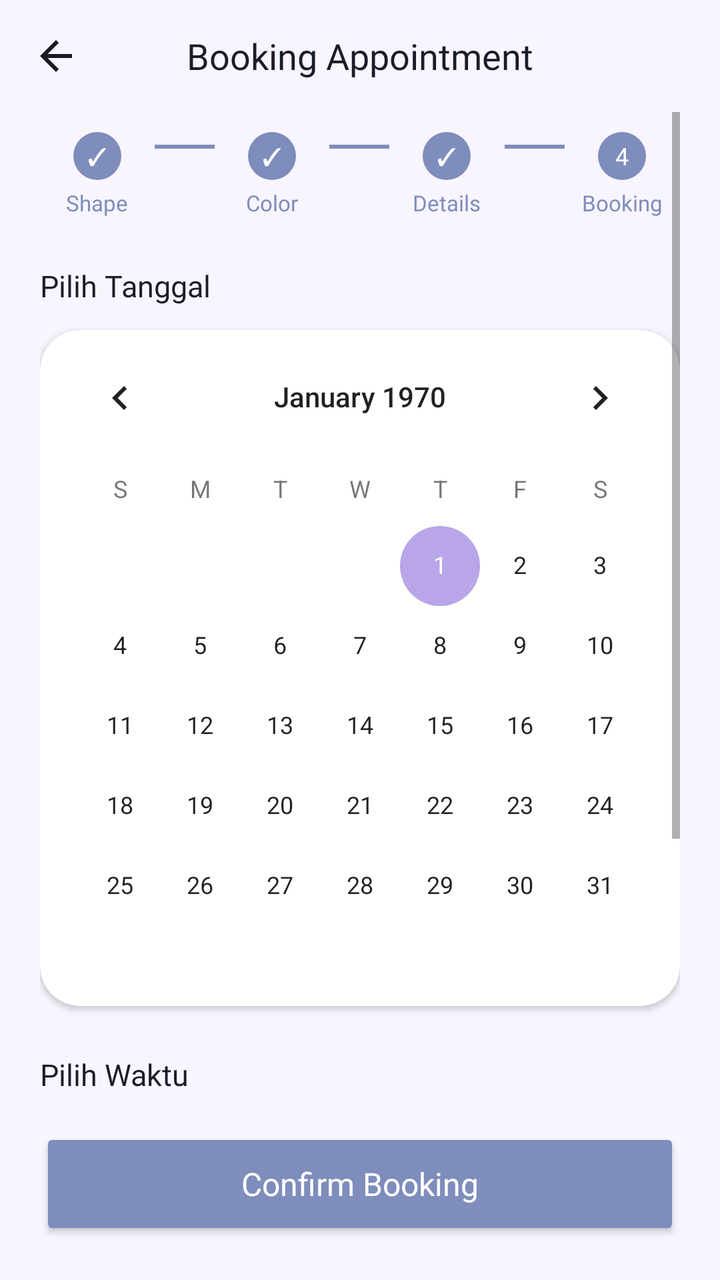
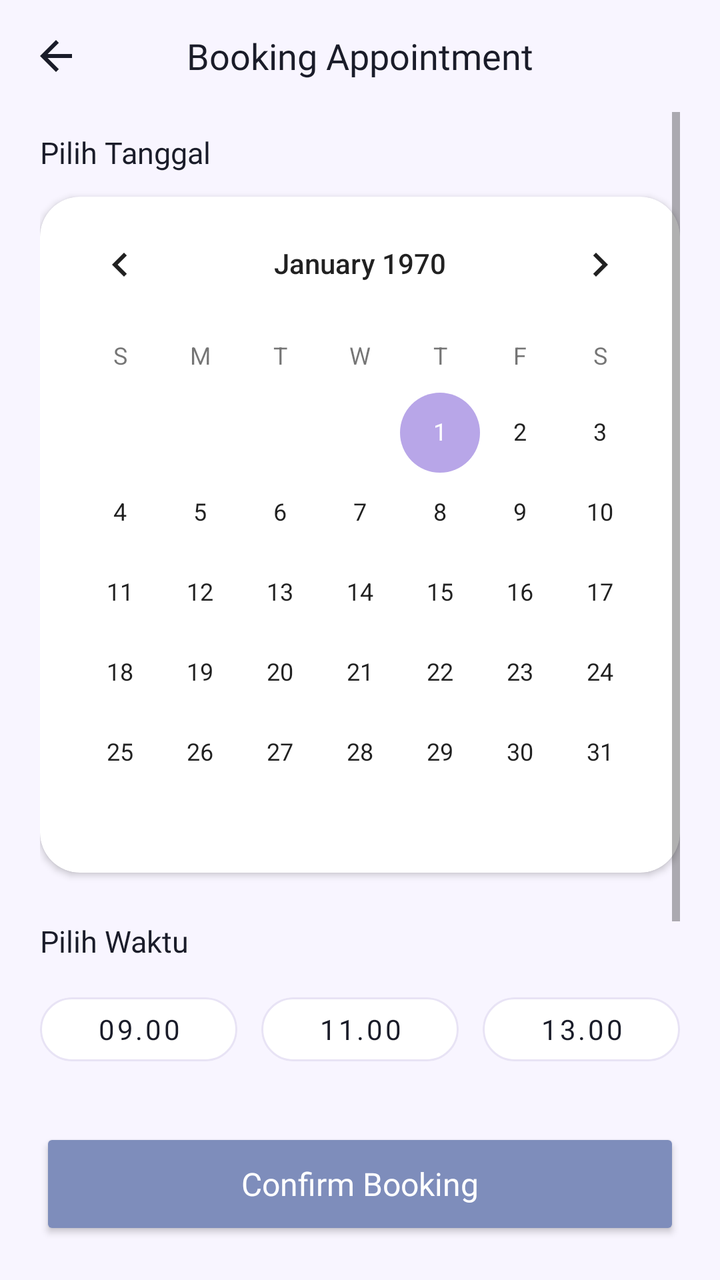

Two renders of the same Android screen: before a commit and after it. Below are the layout's source before the change and the commit's diff.
<!-- AndroidManifest.xml: application theme Theme.Nailzbynutz -->
<!-- res/layout/activity_booking_appointment.xml -->
<?xml version="1.0" encoding="utf-8"?>
<RelativeLayout xmlns:android="http://schemas.android.com/apk/res/android"
    xmlns:app="http://schemas.android.com/apk/res-auto"
    android:layout_width="match_parent"
    android:layout_height="match_parent"
    android:background="@color/background_primary">

    <RelativeLayout
        android:id="@+id/layout_top_bar"
        android:layout_width="match_parent"
        android:layout_height="56dp"
        android:paddingHorizontal="16dp">
        <ImageView
            android:id="@+id/btnBack"
            android:layout_width="24dp"
            android:layout_height="24dp"
            android:layout_centerVertical="true"
            android:src="@drawable/ic_back"
            app:tint="@color/text_primary" />
        <TextView
            android:layout_width="wrap_content"
            android:layout_height="wrap_content"
            android:layout_centerInParent="true"
            android:text="Booking Appointment"
            android:textSize="18sp"
            android:fontFamily="@font/fredoka_bold"
            android:textColor="@color/text_primary" />
    </RelativeLayout>

    <ScrollView
        android:layout_width="match_parent"
        android:layout_height="match_parent"
        android:layout_below="@id/layout_top_bar"
        android:layout_above="@+id/btnNextBooking"
        android:paddingHorizontal="20dp"
        android:clipToPadding="false">

        <LinearLayout
            android:layout_width="match_parent"
            android:layout_height="wrap_content"
            android:orientation="vertical"
            android:paddingBottom="20dp">

            
            <LinearLayout
                android:layout_width="match_parent"
                android:layout_height="wrap_content"
                android:orientation="horizontal"
                android:gravity="center"
                android:layout_marginTop="10dp"
                android:layout_marginBottom="24dp">
                <LinearLayout android:layout_width="0dp" android:layout_height="wrap_content" android:layout_weight="1" android:orientation="vertical" android:gravity="center">
                    <TextView android:layout_width="24dp" android:layout_height="24dp" android:background="@drawable/bg_circle_color" android:backgroundTint="@color/lavender_dark" android:text="✓" android:textColor="@color/white" android:gravity="center" android:fontFamily="@font/poppins_bold" android:textSize="12sp"/>
                    <TextView android:layout_width="wrap_content" android:layout_height="wrap_content" android:text="Shape" android:textColor="@color/lavender_dark" android:textSize="11sp" android:fontFamily="@font/poppins_medium" android:layout_marginTop="4dp"/>
                </LinearLayout>
                <View android:layout_width="30dp" android:layout_height="2dp" android:background="@color/lavender_dark" android:layout_marginBottom="14dp"/>
                <LinearLayout android:layout_width="0dp" android:layout_height="wrap_content" android:layout_weight="1" android:orientation="vertical" android:gravity="center">
                    <TextView android:layout_width="24dp" android:layout_height="24dp" android:background="@drawable/bg_circle_color" android:backgroundTint="@color/lavender_dark" android:text="✓" android:textColor="@color/white" android:gravity="center" android:fontFamily="@font/poppins_bold" android:textSize="12sp"/>
                    <TextView android:layout_width="wrap_content" android:layout_height="wrap_content" android:text="Color" android:textColor="@color/lavender_dark" android:textSize="11sp" android:fontFamily="@font/poppins_medium" android:layout_marginTop="4dp"/>
                </LinearLayout>
                <View android:layout_width="30dp" android:layout_height="2dp" android:background="@color/lavender_dark" android:layout_marginBottom="14dp"/>
                <LinearLayout android:layout_width="0dp" android:layout_height="wrap_content" android:layout_weight="1" android:orientation="vertical" android:gravity="center">
                    <TextView android:layout_width="24dp" android:layout_height="24dp" android:background="@drawable/bg_circle_color" android:backgroundTint="@color/lavender_dark" android:text="✓" android:textColor="@color/white" android:gravity="center" android:fontFamily="@font/poppins_bold" android:textSize="12sp"/>
                    <TextView android:layout_width="wrap_content" android:layout_height="wrap_content" android:text="Details" android:textColor="@color/lavender_dark" android:textSize="11sp" android:fontFamily="@font/poppins_medium" android:layout_marginTop="4dp"/>
                </LinearLayout>
                <View android:layout_width="30dp" android:layout_height="2dp" android:background="@color/lavender_dark" android:layout_marginBottom="14dp"/>
                <LinearLayout android:layout_width="0dp" android:layout_height="wrap_content" android:layout_weight="1" android:orientation="vertical" android:gravity="center">
                    <TextView android:layout_width="24dp" android:layout_height="24dp" android:background="@drawable/bg_circle_color" android:backgroundTint="@color/lavender_dark" android:text="4" android:textColor="@color/white" android:gravity="center" android:fontFamily="@font/poppins_bold" android:textSize="12sp"/>
                    <TextView android:layout_width="wrap_content" android:layout_height="wrap_content" android:text="Booking" android:textColor="@color/lavender_dark" android:textSize="11sp" android:fontFamily="@font/poppins_bold" android:layout_marginTop="4dp"/>
                </LinearLayout>
            </LinearLayout>

            
            <TextView android:layout_width="wrap_content" android:layout_height="wrap_content" android:text="Pilih Tanggal" android:fontFamily="@font/poppins_bold" android:textColor="@color/text_primary" android:textSize="15sp" android:layout_marginBottom="12dp"/>
            <androidx.cardview.widget.CardView
                android:layout_width="match_parent"
                android:layout_height="wrap_content"
                android:layout_marginBottom="24dp"
                app:cardCornerRadius="20dp"
                app:cardElevation="2dp"
                app:cardBackgroundColor="@color/background_card">
                <CalendarView
                    android:id="@+id/calendarView"
                    android:layout_width="match_parent"
                    android:layout_height="wrap_content"
                    android:theme="@style/ThemeOverlay.AppCompat.Light" />
            </androidx.cardview.widget.CardView>

            
            <TextView android:layout_width="wrap_content" android:layout_height="wrap_content" android:text="Pilih Waktu" android:fontFamily="@font/poppins_bold" android:textColor="@color/text_primary" android:textSize="15sp" android:layout_marginBottom="12dp"/>
            <LinearLayout
                android:layout_width="match_parent"
                android:layout_height="wrap_content"
                android:orientation="vertical"
                android:layout_marginBottom="32dp">

                <LinearLayout android:layout_width="match_parent" android:layout_height="wrap_content" android:orientation="horizontal" android:layout_marginBottom="12dp">
                    <Button android:id="@+id/btnTime09" style="@style/TimeSlotButton" android:text="09.00" />
                    <Button android:id="@+id/btnTime11" style="@style/TimeSlotButton" android:layout_marginStart="12dp" android:text="11.00" />
                    <Button android:id="@+id/btnTime13" style="@style/TimeSlotButton" android:layout_marginStart="12dp" android:text="13.00" />
                </LinearLayout>
                <LinearLayout android:layout_width="match_parent" android:layout_height="wrap_content" android:orientation="horizontal">
                    <Button android:id="@+id/btnTime14" style="@style/TimeSlotButton" android:text="14.00" />
                    <Button android:id="@+id/btnTime15" style="@style/TimeSlotButton" android:layout_marginStart="12dp" android:text="15.00" />
                    <Button android:id="@+id/btnTime17" style="@style/TimeSlotButton" android:layout_marginStart="12dp" android:text="17.00" />
                </LinearLayout>
            </LinearLayout>
        </LinearLayout>
    </ScrollView>

    
    <androidx.appcompat.widget.AppCompatButton
        android:id="@+id/btnNextBooking"
        android:layout_width="match_parent"
        android:layout_height="56dp"
        android:layout_alignParentBottom="true"
        android:layout_margin="20dp"
        android:text="Confirm Booking"
        android:textColor="@color/white"
        android:backgroundTint="@color/lavender_dark"
        android:textAllCaps="false"
        android:textSize="16sp"
        android:fontFamily="@font/poppins_bold"
        app:cornerRadius="30dp"
        android:elevation="4dp" />

</RelativeLayout>
<!-- resources referenced by this layout -->
<resources>
  <color name="background_card">#FFFFFF</color>
  <color name="background_primary">#F8F5FF</color>
  <color name="lavender_dark">#7E8DBB</color>
  <color name="text_primary">#1A1C29</color>
  <color name="white">#FFFFFF</color>
  <!-- drawable bg_circle_color (drawable) -->
  <?xml version="1.0" encoding="utf-8"?>
  <shape xmlns:android="http://schemas.android.com/apk/res/android"
      android:shape="oval">
      <solid android:color="@color/background_card" />
  </shape>
  <!-- drawable ic_back (drawable) -->
  <vector xmlns:android="http://schemas.android.com/apk/res/android"
      android:width="24dp"
      android:height="24dp"
      android:viewportWidth="24"
      android:viewportHeight="24">
      <path
          android:fillColor="#7E8DBB"
          android:pathData="M20,11H7.83l5.59,-5.59L12,4l-8,8 8,8 1.41,-1.41L7.83,13H20v-2z" />
  </vector>
  <style name="TimeSlotButton" parent="Widget.MaterialComponents.Button.UnelevatedButton">
          <item name="android:layout_width">0dp</item>
          <item name="android:layout_height">44dp</item>
          <item name="android:layout_weight">1</item>
          <item name="android:textColor">@color/text_primary</item>
          <item name="android:backgroundTint">@color/background_card</item>
          <item name="android:textAllCaps">false</item>
          <item name="android:fontFamily">@font/poppins_medium</item>
          <item name="cornerRadius">22dp</item>
          <item name="strokeWidth">1dp</item>
          <item name="strokeColor">@color/divider</item>
      </style>
  <style name="Theme.Nailzbynutz" parent="Theme.MaterialComponents.DayNight.NoActionBar">
          <item name="colorPrimary">@color/lavender_dark</item>
          <item name="colorPrimaryVariant">@color/lavender_accent</item>
          <item name="colorOnPrimary">@color/white</item>
          <item name="colorSecondary">@color/lavender_medium</item>
          <item name="colorSecondaryVariant">@color/lavender_light</item>
          <item name="colorOnSecondary">@color/black</item>
          <item name="android:statusBarColor">@color/background_primary</item>
          <item name="android:windowBackground">@color/background_primary</item>
      </style>
  <color name="divider">#E8E3F5</color>
  <color name="lavender_accent">#8B7BD6</color>
  <color name="lavender_medium">#B8A6E8</color>
  <color name="lavender_light">#D9CCFF</color>
  <color name="black">#000000</color>
</resources>

<!-- the commit's change to res/layout/activity_booking_appointment.xml (unified diff, before → after) -->
@@ -41,36 +41,8 @@
             android:orientation="vertical"
             android:paddingBottom="20dp">
 
-            
-            <LinearLayout
-                android:layout_width="match_parent"
-                android:layout_height="wrap_content"
-                android:orientation="horizontal"
-                android:gravity="center"
-                android:layout_marginTop="10dp"
-                android:layout_marginBottom="24dp">
-                <LinearLayout android:layout_width="0dp" android:layout_height="wrap_content" android:layout_weight="1" android:orientation="vertical" android:gravity="center">
-                    <TextView android:layout_width="24dp" android:layout_height="24dp" android:background="@drawable/bg_circle_color" android:backgroundTint="@color/lavender_dark" android:text="✓" android:textColor="@color/white" android:gravity="center" android:fontFamily="@font/poppins_bold" android:textSize="12sp"/>
-                    <TextView android:layout_width="wrap_content" android:layout_height="wrap_content" android:text="Shape" android:textColor="@color/lavender_dark" android:textSize="11sp" android:fontFamily="@font/poppins_medium" android:layout_marginTop="4dp"/>
-                </LinearLayout>
-                <View android:layout_width="30dp" android:layout_height="2dp" android:background="@color/lavender_dark" android:layout_marginBottom="14dp"/>
-                <LinearLayout android:layout_width="0dp" android:layout_height="wrap_content" android:layout_weight="1" android:orientation="vertical" android:gravity="center">
-                    <TextView android:layout_width="24dp" android:layout_height="24dp" android:background="@drawable/bg_circle_color" android:backgroundTint="@color/lavender_dark" android:text="✓" android:textColor="@color/white" android:gravity="center" android:fontFamily="@font/poppins_bold" android:textSize="12sp"/>
-                    <TextView android:layout_width="wrap_content" android:layout_height="wrap_content" android:text="Color" android:textColor="@color/lavender_dark" android:textSize="11sp" android:fontFamily="@font/poppins_medium" android:layout_marginTop="4dp"/>
-                </LinearLayout>
-                <View android:layout_width="30dp" android:layout_height="2dp" android:background="@color/lavender_dark" android:layout_marginBottom="14dp"/>
-                <LinearLayout android:layout_width="0dp" android:layout_height="wrap_content" android:layout_weight="1" android:orientation="vertical" android:gravity="center">
-                    <TextView android:layout_width="24dp" android:layout_height="24dp" android:background="@drawable/bg_circle_color" android:backgroundTint="@color/lavender_dark" android:text="✓" android:textColor="@color/white" android:gravity="center" android:fontFamily="@font/poppins_bold" android:textSize="12sp"/>
-                    <TextView android:layout_width="wrap_content" android:layout_height="wrap_content" android:text="Details" android:textColor="@color/lavender_dark" android:textSize="11sp" android:fontFamily="@font/poppins_medium" android:layout_marginTop="4dp"/>
-                </LinearLayout>
-                <View android:layout_width="30dp" android:layout_height="2dp" android:background="@color/lavender_dark" android:layout_marginBottom="14dp"/>
-                <LinearLayout android:layout_width="0dp" android:layout_height="wrap_content" android:layout_weight="1" android:orientation="vertical" android:gravity="center">
-                    <TextView android:layout_width="24dp" android:layout_height="24dp" android:background="@drawable/bg_circle_color" android:backgroundTint="@color/lavender_dark" android:text="4" android:textColor="@color/white" android:gravity="center" android:fontFamily="@font/poppins_bold" android:textSize="12sp"/>
-                    <TextView android:layout_width="wrap_content" android:layout_height="wrap_content" android:text="Booking" android:textColor="@color/lavender_dark" android:textSize="11sp" android:fontFamily="@font/poppins_bold" android:layout_marginTop="4dp"/>
-                </LinearLayout>
-            </LinearLayout>
+            <View android:layout_width="match_parent" android:layout_height="10dp"/>
 
-            
             <TextView android:layout_width="wrap_content" android:layout_height="wrap_content" android:text="Pilih Tanggal" android:fontFamily="@font/poppins_bold" android:textColor="@color/text_primary" android:textSize="15sp" android:layout_marginBottom="12dp"/>
             <androidx.cardview.widget.CardView
                 android:layout_width="match_parent"
@@ -86,7 +58,6 @@
                     android:theme="@style/ThemeOverlay.AppCompat.Light" />
             </androidx.cardview.widget.CardView>
 
-            
             <TextView android:layout_width="wrap_content" android:layout_height="wrap_content" android:text="Pilih Waktu" android:fontFamily="@font/poppins_bold" android:textColor="@color/text_primary" android:textSize="15sp" android:layout_marginBottom="12dp"/>
             <LinearLayout
                 android:layout_width="match_parent"
@@ -108,7 +79,6 @@
         </LinearLayout>
     </ScrollView>
 
-    
     <androidx.appcompat.widget.AppCompatButton
         android:id="@+id/btnNextBooking"
         android:layout_width="match_parent"
<!-- resource entries referenced after the edit -->
@@ -5,12 +5,6 @@
   <color name="lavender_dark">#7E8DBB</color>
   <color name="text_primary">#1A1C29</color>
   <color name="white">#FFFFFF</color>
-  <!-- drawable bg_circle_color (drawable) -->
-  <?xml version="1.0" encoding="utf-8"?>
-  <shape xmlns:android="http://schemas.android.com/apk/res/android"
-      android:shape="oval">
-      <solid android:color="@color/background_card" />
-  </shape>
   <!-- drawable ic_back (drawable) -->
   <vector xmlns:android="http://schemas.android.com/apk/res/android"
       android:width="24dp"
